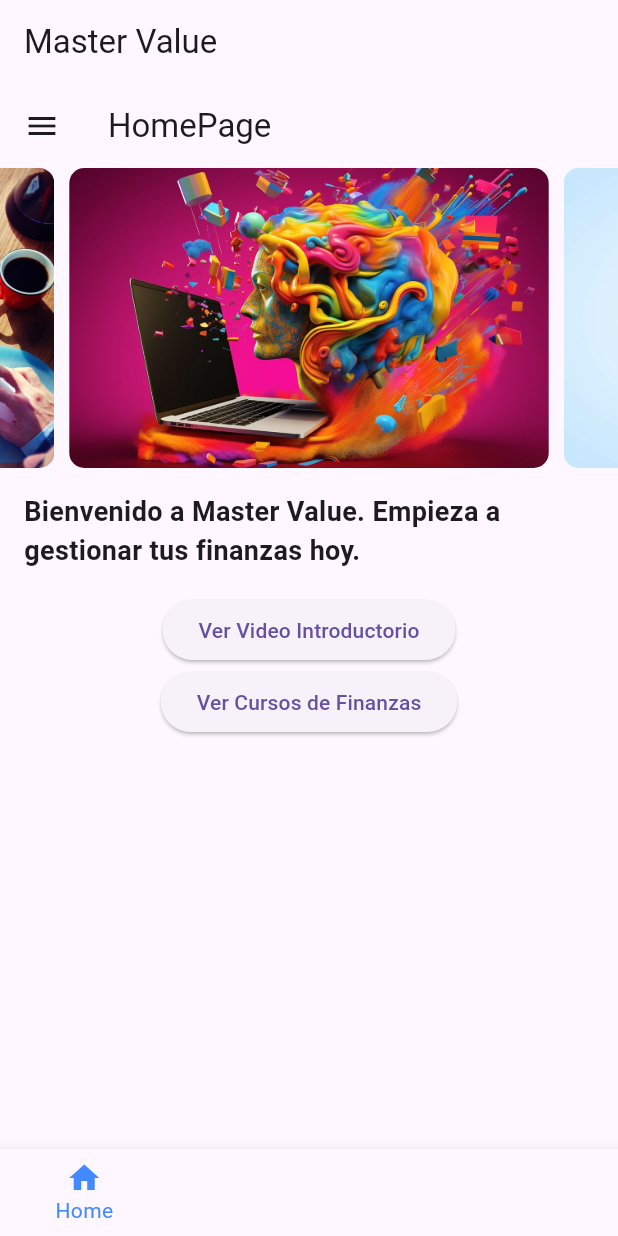
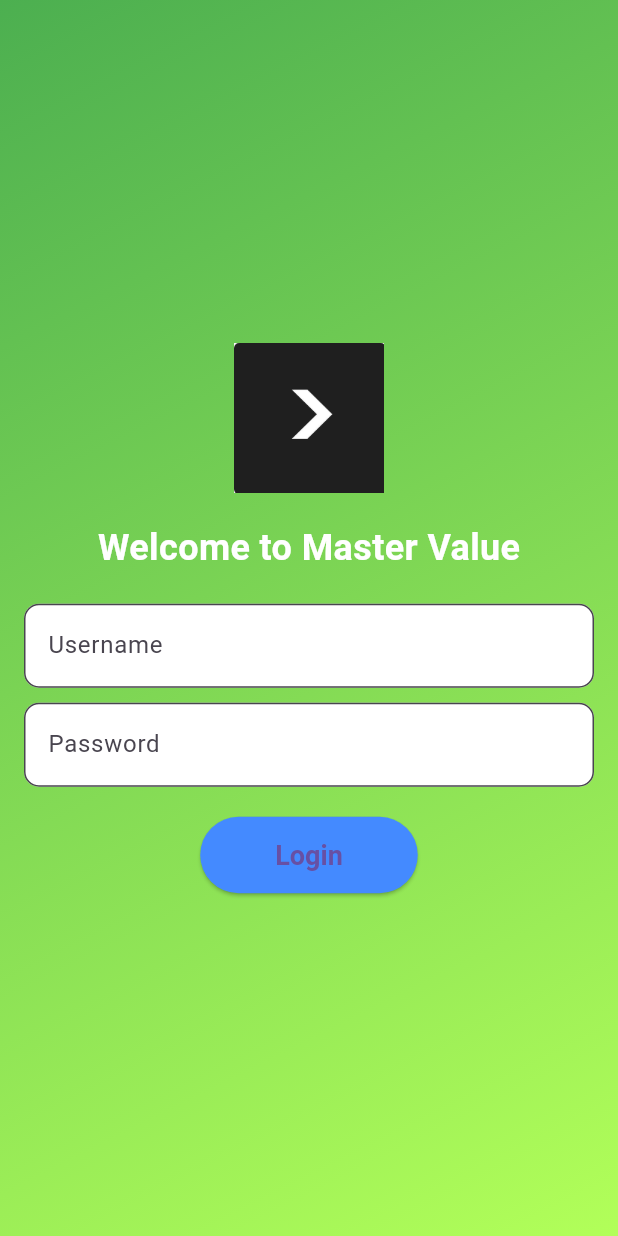
Before and after one commit to lajp2327/MasterValue-AS, a Flutter app: the screen it shows after launch, on a phone screen of 412 x 824 dp. Run offline on Flutter 3.47's test engine with Material 3 defaults, Android fonts, the light colour scheme and no system bars; drawn by our look-alikes of carousel_slider; our stand-ins replace video_player.

Commit message:
login
Creación de login básico y diseño general mejorado

```diff
--- a/lib/home_page.dart
+++ b/lib/home_page.dart
@@ -2,7 +2,6 @@ import 'package:flutter/material.dart';
 import 'package:carousel_slider/carousel_slider.dart';
 import 'course_page.dart';
 import 'glossary_page.dart';
-import 'video_player_page.dart';
 
 class HomePage extends StatelessWidget {
   final List<String> img = [
@@ -23,23 +22,26 @@ class HomePage extends StatelessWidget {
           padding: EdgeInsets.zero,
           children: <Widget>[
             UserAccountsDrawerHeader(
-              accountName: Text("John Doe"),
-              accountEmail: Text("john.doe@example.com"),
+              accountName: Text("Master Value"),
+              accountEmail: Text("mastervalue@example.com"),
               currentAccountPicture: CircleAvatar(
-                backgroundImage: AssetImage("assets/img/profile_picture.png"),
+                backgroundColor: Colors.white,
+                child: Text(
+                  "MV",
+                  style: TextStyle(fontSize: 40.0),
+                ),
               ),
-              decoration: BoxDecoration(color: Colors.blue),
             ),
             ListTile(
               leading: Icon(Icons.home),
-              title: Text("Home"),
+              title: Text('Home'),
               onTap: () {
                 Navigator.pop(context);
               },
             ),
             ListTile(
-              leading: Icon(Icons.book),
-              title: Text("Courses"),
+              leading: Icon(Icons.school),
+              title: Text('Courses'),
               onTap: () {
                 Navigator.push(
                   context,
@@ -48,8 +50,8 @@ class HomePage extends StatelessWidget {
               },
             ),
             ListTile(
-              leading: Icon(Icons.library_books),
-              title: Text("Glossary"),
+              leading: Icon(Icons.book),
+              title: Text('Glossary'),
               onTap: () {
                 Navigator.push(
                   context,
@@ -64,49 +66,45 @@ class HomePage extends StatelessWidget {
         child: Column(
           children: [
             CarouselSlider(
-              options: CarouselOptions(height: 200.0, autoPlay: true),
-              items: img.map((imagePath) {
+              options: CarouselOptions(
+                height: 200.0,
+                autoPlay: true,
+                autoPlayInterval: Duration(seconds: 3),
+                enlargeCenterPage: true,
+              ),
+              items: img.map((i) {
                 return Builder(
                   builder: (BuildContext context) {
                     return Container(
                       width: MediaQuery.of(context).size.width,
                       margin: EdgeInsets.symmetric(horizontal: 5.0),
                       decoration: BoxDecoration(
-                        borderRadius: BorderRadius.circular(10.0),
-                        image: DecorationImage(
-                          image: AssetImage(imagePath),
-                          fit: BoxFit.cover,
-                        ),
+                        color: Colors.amber,
                       ),
+                      child: Image.asset(i, fit: BoxFit.cover),
                     );
                   },
                 );
               }).toList(),
             ),
+            SizedBox(height: 20),
             Padding(
-              padding: const EdgeInsets.all(16.0),
+              padding: const EdgeInsets.all(8.0),
               child: Text(
-                'Bienvenido a Master Value. Empieza a gestionar tus finanzas hoy.',
-                style: TextStyle(fontSize: 18, fontWeight: FontWeight.bold),
+                'Welcome to Master Value!',
+                style: TextStyle(
+                  fontSize: 24,
+                  fontWeight: FontWeight.bold,
+                ),
               ),
             ),
-            ElevatedButton(
-              onPressed: () {
-                Navigator.push(
-                  context,
-                  MaterialPageRoute(builder: (context) => VideoPlayerPage(videoUrl: 'assets/video/sample_video.mp4')),
-                );
-              },
-              child: Text('Ver Video Introductorio'),
-            ),
-            ElevatedButton(
-              onPressed: () {
-                Navigator.push(
-                  context,
-                  MaterialPageRoute(builder: (context) => CoursePage()),
-                );
-              },
-              child: Text('Ver Cursos de Finanzas'),
+            Padding(
+              padding: const EdgeInsets.all(8.0),
+              child: Text(
+                'Your one-stop solution for mastering valuable skills. Explore our wide range of courses and enrich your knowledge!',
+                textAlign: TextAlign.center,
+                style: TextStyle(fontSize: 16),
+              ),
             ),
           ],
         ),
--- /dev/null
+++ b/lib/login_page.dart
@@ -0,0 +1,109 @@
+// login_page.dart
+import 'package:flutter/material.dart';
+import 'main.dart';
+
+class LoginPage extends StatefulWidget {
+  @override
+  _LoginPageState createState() => _LoginPageState();
+}
+
+class _LoginPageState extends State<LoginPage> {
+  final TextEditingController _usernameController = TextEditingController();
+  final TextEditingController _passwordController = TextEditingController();
+
+  String _errorMessage = '';
+
+  void _login() {
+    setState(() {
+      _errorMessage = '';
+    });
+
+    if (_usernameController.text == 'thay_ps' && _passwordController.text == 'password') {
+      Navigator.pushReplacement(
+        context,
+        MaterialPageRoute(builder: (context) => MasterValueApp()),
+      );
+    } else {
+      setState(() {
+        _errorMessage = 'Invalid username or password';
+      });
+    }
+  }
+
+  @override
+  Widget build(BuildContext context) {
+    return Scaffold(
+      body: Container(
+        padding: const EdgeInsets.all(16.0),
+        decoration: BoxDecoration(
+          gradient: LinearGradient(
+            colors: [Colors.green, Colors.lightGreenAccent],
+            begin: Alignment.topLeft,
+            end: Alignment.bottomRight,
+          ),
+        ),
+        child: Center(
+          child: SingleChildScrollView(
+            child: Column(
+              mainAxisAlignment: MainAxisAlignment.center,
+              children: <Widget>[
+                Image.asset(
+                  'assets/img/logoo.jpeg', // Asegúrate de tener un logo en assets/img/logo.png
+                  height: 100,
+                ),
+                SizedBox(height: 20),
+                Text(
+                  'Welcome to Master Value',
+                  style: TextStyle(
+                    fontSize: 24,
+                    fontWeight: FontWeight.bold,
+                    color: Colors.white,
+                  ),
+                ),
+                SizedBox(height: 20),
+                TextField(
+                  controller: _usernameController,
+                  decoration: InputDecoration(
+                    labelText: 'Username',
+                    filled: true,
+                    fillColor: Colors.white,
+                    border: OutlineInputBorder(
+                      borderRadius: BorderRadius.circular(10),
+                    ),
+                  ),
+                ),
+                SizedBox(height: 10),
+                TextField(
+                  controller: _passwordController,
+                  decoration: InputDecoration(
+                    labelText: 'Password',
+                    filled: true,
+                    fillColor: Colors.white,
+                    border: OutlineInputBorder(
+                      borderRadius: BorderRadius.circular(10),
+                    ),
+                    errorText: _errorMessage.isEmpty ? null : _errorMessage,
+                  ),
+                  obscureText: true,
+                ),
+                SizedBox(height: 20),
+                ElevatedButton(
+                  onPressed: _login,
+                  child: Text('Login'),
+                  style: ElevatedButton.styleFrom(
+                    backgroundColor: Colors.blueAccent,
+                    padding: EdgeInsets.symmetric(horizontal: 50, vertical: 15),
+                    textStyle: TextStyle(
+                      fontSize: 18,
+                      fontWeight: FontWeight.bold,
+                    ),
+                  ),
+                ),
+              ],
+            ),
+          ),
+        ),
+      ),
+    );
+  }
+}
--- a/lib/main.dart
+++ b/lib/main.dart
@@ -4,9 +4,24 @@ import 'course_page.dart';
 import 'glossary_page.dart';
 import 'profile_page.dart';
 import 'settings_page.dart';
+import 'login_page.dart';
 
 void main() {
-  runApp(MasterValueApp());
+  runApp(MyApp());
+}
+
+class MyApp extends StatelessWidget {
+  @override
+  Widget build(BuildContext context) {
+    return MaterialApp(
+      title: 'Master Value',
+      theme: ThemeData(
+        primarySwatch: Colors.blue,
+        visualDensity: VisualDensity.adaptivePlatformDensity,
+      ),
+      home: LoginPage(),
+    );
+  }
 }
 
 class MasterValueApp extends StatelessWidget {
@@ -48,7 +63,8 @@ class _MyHomePageState extends State<MyHomePage> {
   Widget build(BuildContext context) {
     return Scaffold(
       appBar: AppBar(
-        title: Text('Master Value'),
+        title: Text('Master Value', style: TextStyle(color: Colors.white)),
+        backgroundColor: Colors.blueAccent,
       ),
       body: Center(
         child: _widgetOptions.elementAt(_selectedIndex),
@@ -77,8 +93,11 @@ class _MyHomePageState extends State<MyHomePage> {
           ),
         ],
         currentIndex: _selectedIndex,
-        selectedItemColor: Colors.blueAccent,
+        selectedItemColor: Colors.white,
+        unselectedItemColor: Colors.grey,
+        backgroundColor: Colors.blueAccent,
         onTap: _onItemTapped,
+        type: BottomNavigationBarType.fixed,
       ),
     );
   }
--- a/lib/profile_page.dart
+++ b/lib/profile_page.dart
@@ -18,11 +18,11 @@ class ProfilePage extends StatelessWidget {
             ),
             SizedBox(height: 16),
             Text(
-              'Nombre: John Doe',
+              'Nombre: Thayli Pacheco',
               style: TextStyle(fontSize: 20, fontWeight: FontWeight.bold),
             ),
             Text(
-              'Estudiante de Finanzas',
+              'Estudiante de Ingeniería de Datos',
               style: TextStyle(fontSize: 16, color: Colors.grey),
             ),
             SizedBox(height: 16),
--- a/pubspec.yaml
+++ b/pubspec.yaml
@@ -30,6 +30,8 @@ environment:
 dependencies:
   flutter:
     sdk: flutter
+  sqflite: ^2.3.3+1
+  path_provider: ^2.0.11
   carousel_slider: ^4.2.1
   video_player: ^2.1.14
 
@@ -68,6 +70,7 @@ flutter:
     - assets/img/profile_picture.png
     - assets/video/sample_video.mp4
     - assets/pdf/sample_document.pdf
+    - assets/img/logoo.jpeg
   # An image asset can refer to one or more resolution-specific "variants", see
   # https://flutter.dev/assets-and-images/#resolution-aware
 
```
Also changed, not shown: lib/course_page.dart (+11 -10 lines), lib/servicios/database.dart (added, +25 -0 lines), assets/img/logoo.jpeg (added), pubspec.lock, 1 other file.
